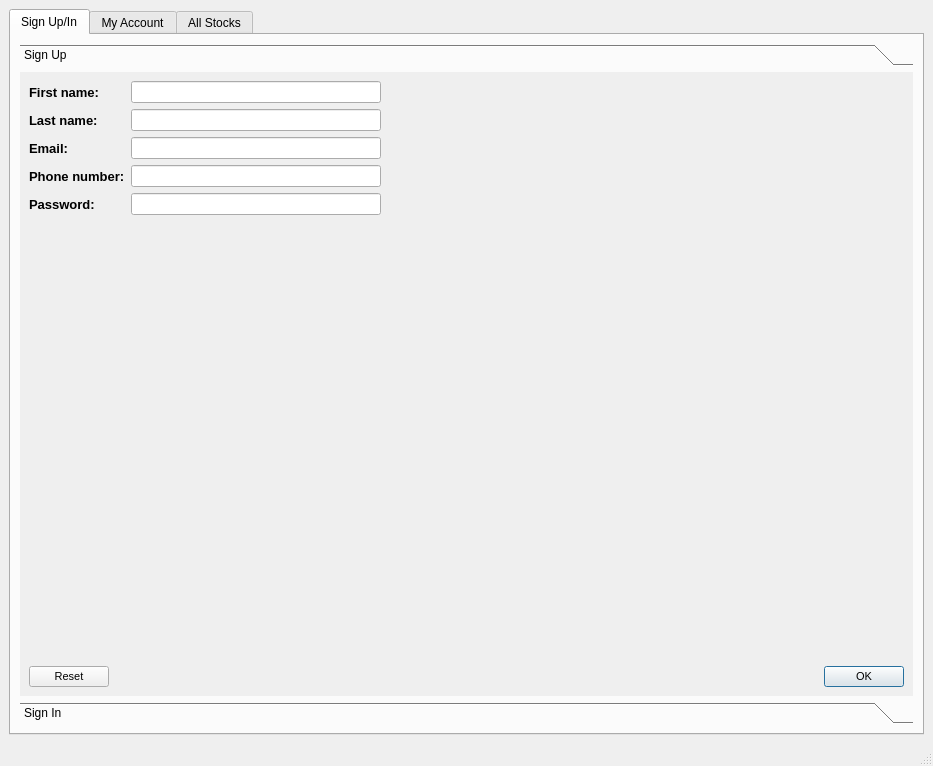
Above: Client/UI/clientGUI.ui from GalTzemach/MyFinalProject before the change. Below: the same form after it.
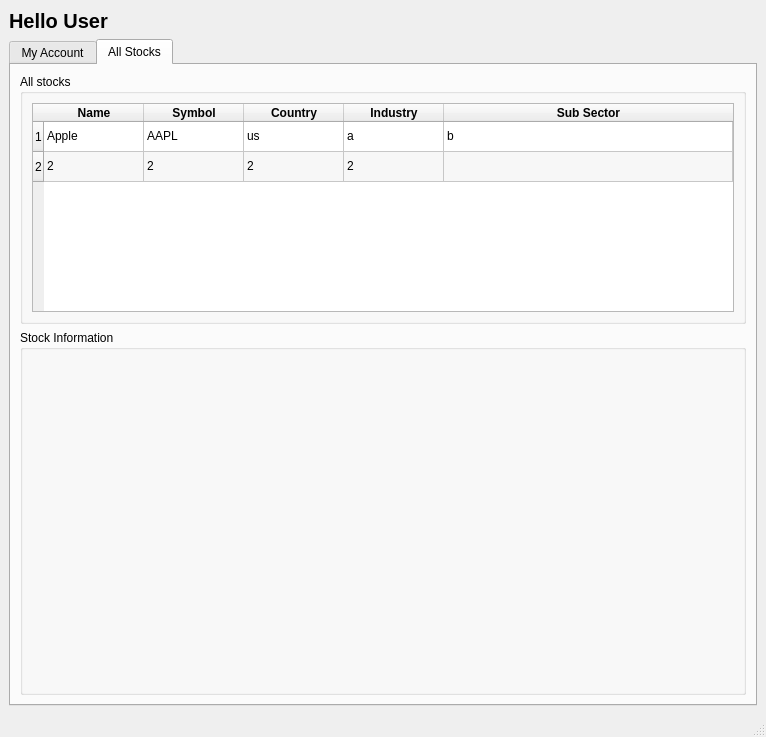
That is the form after the change. The open tabs and pages were chosen to show the change.

```diff
--- a/Client/UI/clientGUI.ui
+++ b/Client/UI/clientGUI.ui
@@ -6,8 +6,8 @@
    <rect>
     <x>0</x>
     <y>0</y>
-    <width>933</width>
-    <height>766</height>
+    <width>766</width>
+    <height>737</height>
    </rect>
   </property>
   <property name="windowTitle">
@@ -15,435 +15,27 @@
   </property>
   <widget class="QWidget" name="centralwidget">
    <layout class="QVBoxLayout" name="verticalLayout">
+    <item>
+     <widget class="QLabel" name="helloUser_label">
+      <property name="font">
+       <font>
+        <pointsize>15</pointsize>
+        <weight>75</weight>
+        <bold>true</bold>
+        <underline>false</underline>
+        <strikeout>false</strikeout>
+       </font>
+      </property>
+      <property name="text">
+       <string>Hello User</string>
+      </property>
+     </widget>
+    </item>
     <item>
      <widget class="QTabWidget" name="tabWidget">
       <property name="currentIndex">
        <number>1</number>
       </property>
-      <widget class="QWidget" name="sugn_up_in_tab">
-       <attribute name="title">
-        <string>Sign Up/In</string>
-       </attribute>
-       <layout class="QVBoxLayout" name="verticalLayout_2">
-        <item>
-         <widget class="QToolBox" name="toolBox">
-          <property name="currentIndex">
-           <number>1</number>
-          </property>
-          <widget class="QWidget" name="sign_up_page">
-           <property name="geometry">
-            <rect>
-             <x>0</x>
-             <y>0</y>
-             <width>238</width>
-             <height>238</height>
-            </rect>
-           </property>
-           <attribute name="label">
-            <string>Sign Up</string>
-           </attribute>
-           <layout class="QVBoxLayout" name="verticalLayout_5">
-            <item>
-             <layout class="QVBoxLayout" name="verticalLayout_10">
-              <item>
-               <layout class="QHBoxLayout" name="horizontalLayout">
-                <property name="sizeConstraint">
-                 <enum>QLayout::SetDefaultConstraint</enum>
-                </property>
-                <item>
-                 <layout class="QVBoxLayout" name="verticalLayout_3">
-                  <property name="sizeConstraint">
-                   <enum>QLayout::SetFixedSize</enum>
-                  </property>
-                  <item>
-                   <widget class="QLabel" name="firstName_label">
-                    <property name="font">
-                     <font>
-                      <pointsize>10</pointsize>
-                      <weight>75</weight>
-                      <bold>true</bold>
-                      <underline>false</underline>
-                      <strikeout>false</strikeout>
-                     </font>
-                    </property>
-                    <property name="text">
-                     <string>First name:</string>
-                    </property>
-                   </widget>
-                  </item>
-                  <item>
-                   <widget class="QLabel" name="lastName_label">
-                    <property name="font">
-                     <font>
-                      <pointsize>10</pointsize>
-                      <weight>75</weight>
-                      <bold>true</bold>
-                      <underline>false</underline>
-                      <strikeout>false</strikeout>
-                     </font>
-                    </property>
-                    <property name="text">
-                     <string>Last name:</string>
-                    </property>
-                   </widget>
-                  </item>
-                  <item>
-                   <widget class="QLabel" name="email_label">
-                    <property name="font">
-                     <font>
-                      <pointsize>10</pointsize>
-                      <weight>75</weight>
-                      <bold>true</bold>
-                      <underline>false</underline>
-                      <strikeout>false</strikeout>
-                     </font>
-                    </property>
-                    <property name="text">
-                     <string>Email:</string>
-                    </property>
-                   </widget>
-                  </item>
-                  <item>
-                   <widget class="QLabel" name="phoneNumber_label">
-                    <property name="font">
-                     <font>
-                      <pointsize>10</pointsize>
-                      <weight>75</weight>
-                      <bold>true</bold>
-                      <underline>false</underline>
-                      <strikeout>false</strikeout>
-                     </font>
-                    </property>
-                    <property name="text">
-                     <string>Phone number:</string>
-                    </property>
-                   </widget>
-                  </item>
-                  <item>
-                   <widget class="QLabel" name="password_label">
-                    <property name="font">
-                     <font>
-                      <pointsize>10</pointsize>
-                      <weight>75</weight>
-                      <bold>true</bold>
-                      <underline>false</underline>
-                      <strikeout>false</strikeout>
-                     </font>
-                    </property>
-                    <property name="text">
-                     <string>Password:</string>
-                    </property>
-                   </widget>
-                  </item>
-                 </layout>
-                </item>
-                <item>
-                 <layout class="QVBoxLayout" name="verticalLayout_4">
-                  <property name="sizeConstraint">
-                   <enum>QLayout::SetDefaultConstraint</enum>
-                  </property>
-                  <item>
-                   <widget class="QLineEdit" name="firstName_lineEdit">
-                    <property name="maximumSize">
-                     <size>
-                      <width>250</width>
-                      <height>16777215</height>
-                     </size>
-                    </property>
-                    <property name="clearButtonEnabled">
-                     <bool>false</bool>
-                    </property>
-                   </widget>
-                  </item>
-                  <item>
-                   <widget class="QLineEdit" name="lastName_lineEdit">
-                    <property name="maximumSize">
-                     <size>
-                      <width>250</width>
-                      <height>16777215</height>
-                     </size>
-                    </property>
-                    <property name="clearButtonEnabled">
-                     <bool>false</bool>
-                    </property>
-                   </widget>
-                  </item>
-                  <item>
-                   <widget class="QLineEdit" name="email_lineEdit">
-                    <property name="maximumSize">
-                     <size>
-                      <width>250</width>
-                      <height>16777215</height>
-                     </size>
-                    </property>
-                    <property name="clearButtonEnabled">
-                     <bool>false</bool>
-                    </property>
-                   </widget>
-                  </item>
-                  <item>
-                   <widget class="QLineEdit" name="phoneNumber_lineEdit">
-                    <property name="maximumSize">
-                     <size>
-                      <width>250</width>
-                      <height>16777215</height>
-                     </size>
-                    </property>
-                    <property name="clearButtonEnabled">
-                     <bool>false</bool>
-                    </property>
-                   </widget>
-                  </item>
-                  <item>
-                   <widget class="QLineEdit" name="password_lineEdit">
-                    <property name="enabled">
-                     <bool>true</bool>
-                    </property>
-                    <property name="maximumSize">
-                     <size>
-                      <width>250</width>
-                      <height>16777215</height>
-                     </size>
-                    </property>
-                    <property name="inputMethodHints">
-                     <set>Qt::ImhNone</set>
-                    </property>
-                    <property name="clearButtonEnabled">
-                     <bool>false</bool>
-                    </property>
-                   </widget>
-                  </item>
-                 </layout>
-                </item>
-                <item>
-                 <spacer name="horizontalSpacer">
-                  <property name="orientation">
-                   <enum>Qt::Horizontal</enum>
-                  </property>
-                  <property name="sizeHint" stdset="0">
-                   <size>
-                    <width>40</width>
-                    <height>20</height>
-                   </size>
-                  </property>
-                 </spacer>
-                </item>
-               </layout>
-              </item>
-              <item>
-               <spacer name="verticalSpacer_3">
-                <property name="orientation">
-                 <enum>Qt::Vertical</enum>
-                </property>
-                <property name="sizeHint" stdset="0">
-                 <size>
-                  <width>20</width>
-                  <height>40</height>
-                 </size>
-                </property>
-               </spacer>
-              </item>
-              <item>
-               <widget class="QLabel" name="error_label">
-                <property name="text">
-                 <string/>
-                </property>
-               </widget>
-              </item>
-              <item>
-               <spacer name="verticalSpacer">
-                <property name="orientation">
-                 <enum>Qt::Vertical</enum>
-                </property>
-                <property name="sizeHint" stdset="0">
-                 <size>
-                  <width>20</width>
-                  <height>40</height>
-                 </size>
-                </property>
-               </spacer>
-              </item>
-              <item>
-               <widget class="QDialogButtonBox" name="buttonBox">
-                <property name="font">
-                 <font>
-                  <pointsize>8</pointsize>
-                  <weight>50</weight>
-                  <bold>false</bold>
-                  <kerning>true</kerning>
-                 </font>
-                </property>
-                <property name="autoFillBackground">
-                 <bool>false</bool>
-                </property>
-                <property name="standardButtons">
-                 <set>QDialogButtonBox::Ok|QDialogButtonBox::Reset</set>
-                </property>
-                <property name="centerButtons">
-                 <bool>false</bool>
-                </property>
-               </widget>
-              </item>
-             </layout>
-            </item>
-           </layout>
-          </widget>
-          <widget class="QWidget" name="sign_in_page">
-           <property name="geometry">
-            <rect>
-             <x>0</x>
-             <y>0</y>
-             <width>217</width>
-             <height>151</height>
-            </rect>
-           </property>
-           <attribute name="label">
-            <string>Sign In</string>
-           </attribute>
-           <layout class="QVBoxLayout" name="verticalLayout_6">
-            <item>
-             <layout class="QVBoxLayout" name="verticalLayout_11">
-              <item>
-               <layout class="QHBoxLayout" name="horizontalLayout_2">
-                <property name="sizeConstraint">
-                 <enum>QLayout::SetDefaultConstraint</enum>
-                </property>
-                <item>
-                 <layout class="QVBoxLayout" name="verticalLayout_12">
-                  <property name="sizeConstraint">
-                   <enum>QLayout::SetFixedSize</enum>
-                  </property>
-                  <item>
-                   <widget class="QLabel" name="email_label_2">
-                    <property name="font">
-                     <font>
-                      <pointsize>10</pointsize>
-                      <weight>75</weight>
-                      <bold>true</bold>
-                      <underline>false</underline>
-                      <strikeout>false</strikeout>
-                     </font>
-                    </property>
-                    <property name="text">
-                     <string>Email:</string>
-                    </property>
-                   </widget>
-                  </item>
-                  <item>
-                   <widget class="QLabel" name="password_label_2">
-                    <property name="font">
-                     <font>
-                      <pointsize>10</pointsize>
-                      <weight>75</weight>
-                      <bold>true</bold>
-                      <underline>false</underline>
-                      <strikeout>false</strikeout>
-                     </font>
-                    </property>
-                    <property name="text">
-                     <string>Password:</string>
-                    </property>
-                   </widget>
-                  </item>
-                 </layout>
-                </item>
-                <item>
-                 <layout class="QVBoxLayout" name="verticalLayout_13">
-                  <property name="sizeConstraint">
-                   <enum>QLayout::SetDefaultConstraint</enum>
-                  </property>
-                  <item>
-                   <widget class="QLineEdit" name="email_lineEdit_2">
-                    <property name="maximumSize">
-                     <size>
-                      <width>250</width>
-                      <height>16777215</height>
-                     </size>
-                    </property>
-                   </widget>
-                  </item>
-                  <item>
-                   <widget class="QLineEdit" name="password_lineEdit_2">
-                    <property name="maximumSize">
-                     <size>
-                      <width>250</width>
-                      <height>16777215</height>
-                     </size>
-                    </property>
-                   </widget>
-                  </item>
-                 </layout>
-                </item>
-                <item>
-                 <spacer name="horizontalSpacer_2">
-                  <property name="orientation">
-                   <enum>Qt::Horizontal</enum>
-                  </property>
-                  <property name="sizeHint" stdset="0">
-                   <size>
-                    <width>40</width>
-                    <height>20</height>
-                   </size>
-                  </property>
-                 </spacer>
-                </item>
-               </layout>
-              </item>
-              <item>
-               <spacer name="verticalSpacer_4">
-                <property name="orientation">
-                 <enum>Qt::Vertical</enum>
-                </property>
-                <property name="sizeHint" stdset="0">
-                 <size>
-                  <width>20</width>
-                  <height>40</height>
-                 </size>
-                </property>
-               </spacer>
-              </item>
-              <item>
-               <widget class="QLabel" name="error_label_2">
-                <property name="text">
-                 <string/>
-                </property>
-               </widget>
-              </item>
-              <item>
-               <spacer name="verticalSpacer_2">
-                <property name="orientation">
-                 <enum>Qt::Vertical</enum>
-                </property>
-                <property name="sizeHint" stdset="0">
-                 <size>
-                  <width>20</width>
-                  <height>40</height>
-                 </size>
-                </property>
-               </spacer>
-              </item>
-              <item>
-               <widget class="QDialogButtonBox" name="buttonBox_2">
-                <property name="font">
-                 <font>
-                  <pointsize>8</pointsize>
-                  <weight>50</weight>
-                  <bold>false</bold>
-                 </font>
-                </property>
-                <property name="standardButtons">
-                 <set>QDialogButtonBox::Ok|QDialogButtonBox::Reset</set>
-                </property>
-               </widget>
-              </item>
-             </layout>
-            </item>
-           </layout>
-          </widget>
-         </widget>
-        </item>
-       </layout>
-      </widget>
       <widget class="QWidget" name="my_account_tab">
        <attribute name="title">
         <string>My Account</string>
@@ -451,22 +43,6 @@
        <layout class="QVBoxLayout" name="verticalLayout_8">
         <item>
          <layout class="QVBoxLayout" name="verticalLayout_7">
-          <item>
-           <widget class="QLabel" name="helloUser_label">
-            <property name="font">
-             <font>
-              <pointsize>15</pointsize>
-              <weight>75</weight>
-              <bold>true</bold>
-              <underline>false</underline>
-              <strikeout>false</strikeout>
-             </font>
-            </property>
-            <property name="text">
-             <string>Hello User</string>
-            </property>
-           </widget>
-          </item>
           <item>
            <widget class="QGroupBox" name="myStocks_groupBox">
             <property name="title">
@@ -577,6 +153,49 @@
               <layout class="QHBoxLayout" name="horizontalLayout_4">
                <item>
                 <widget class="QPushButton" name="addStocks_pushButton">
+                 <property name="sizePolicy">
+                  <sizepolicy hsizetype="Fixed" vsizetype="Fixed">
+                   <horstretch>0</horstretch>
+                   <verstretch>0</verstretch>
+                  </sizepolicy>
+                 </property>
+                 <property name="palette">
+                  <palette>
+                   <active>
+                    <colorrole role="ButtonText">
+                     <brush brushstyle="SolidPattern">
+                      <color alpha="255">
+                       <red>0</red>
+                       <green>170</green>
+                       <blue>0</blue>
+                      </color>
+                     </brush>
+                    </colorrole>
+                   </active>
+                   <inactive>
+                    <colorrole role="ButtonText">
+                     <brush brushstyle="SolidPattern">
+                      <color alpha="255">
+                       <red>0</red>
+                       <green>170</green>
+                       <blue>0</blue>
+                      </color>
+                     </brush>
+                    </colorrole>
+                   </inactive>
+                   <disabled>
+                    <colorrole role="ButtonText">
+                     <brush brushstyle="SolidPattern">
+                      <color alpha="255">
+                       <red>120</red>
+                       <green>120</green>
+                       <blue>120</blue>
+                      </color>
+                     </brush>
+                    </colorrole>
+                   </disabled>
+                  </palette>
+                 </property>
                  <property name="acceptDrops">
                   <bool>true</bool>
                  </property>
@@ -587,6 +206,52 @@
                </item>
                <item>
                 <widget class="QPushButton" name="deleteStocks_pushButton">
+                 <property name="enabled">
+                  <bool>false</bool>
+                 </property>
+                 <property name="sizePolicy">
+                  <sizepolicy hsizetype="Fixed" vsizetype="Fixed">
+                   <horstretch>0</horstretch>
+                   <verstretch>0</verstretch>
+                  </sizepolicy>
+                 </property>
+                 <property name="palette">
+                  <palette>
+                   <active>
+                    <colorrole role="ButtonText">
+                     <brush brushstyle="SolidPattern">
+                      <color alpha="255">
+                       <red>255</red>
+                       <green>0</green>
+                       <blue>0</blue>
+                      </color>
+                     </brush>
+                    </colorrole>
+                   </active>
+                   <inactive>
+                    <colorrole role="ButtonText">
+                     <brush brushstyle="SolidPattern">
+                      <color alpha="255">
+                       <red>255</red>
+                       <green>0</green>
+                       <blue>0</blue>
+                      </color>
+                     </brush>
+                    </colorrole>
+                   </inactive>
+                   <disabled>
+                    <colorrole role="ButtonText">
+                     <brush brushstyle="SolidPattern">
+                      <color alpha="255">
+                       <red>120</red>
+                       <green>120</green>
+                       <blue>120</blue>
+                      </color>
+                     </brush>
+                    </colorrole>
+                   </disabled>
+                  </palette>
+                 </property>
                  <property name="text">
                   <string>Delete Stock</string>
                  </property>
@@ -752,15 +417,33 @@
              <property name="autoFillBackground">
               <bool>false</bool>
              </property>
+             <property name="frameShape">
+              <enum>QFrame::StyledPanel</enum>
+             </property>
+             <property name="tabKeyNavigation">
+              <bool>true</bool>
+             </property>
+             <property name="showDropIndicator" stdset="0">
+              <bool>true</bool>
+             </property>
              <property name="alternatingRowColors">
               <bool>true</bool>
              </property>
+             <property name="selectionMode">
+              <enum>QAbstractItemView::SingleSelection</enum>
+             </property>
              <property name="selectionBehavior">
               <enum>QAbstractItemView::SelectRows</enum>
              </property>
              <property name="sortingEnabled">
               <bool>true</bool>
              </property>
+             <property name="wordWrap">
+              <bool>true</bool>
+             </property>
+             <property name="cornerButtonEnabled">
+              <bool>true</bool>
+             </property>
              <attribute name="horizontalHeaderStretchLastSection">
               <bool>true</bool>
              </attribute>
@@ -777,69 +460,104 @@
                <string>2</string>
               </property>
              </row>
-             <row>
-              <property name="text">
-               <string>3</string>
-              </property>
-             </row>
-             <column>
-              <property name="text">
-               <string>Symbol</string>
-              </property>
-             </column>
              <column>
               <property name="text">
                <string>Name</string>
               </property>
+              <property name="font">
+               <font>
+                <weight>75</weight>
+                <bold>true</bold>
+               </font>
+              </property>
              </column>
              <column>
               <property name="text">
-               <string>Description</string>
+               <string>Symbol</string>
+              </property>
+              <property name="font">
+               <font>
+                <weight>75</weight>
+                <bold>true</bold>
+               </font>
+              </property>
+             </column>
+             <column>
+              <property name="text">
+               <string>Country</string>
+              </property>
+              <property name="font">
+               <font>
+                <weight>75</weight>
+                <bold>true</bold>
+               </font>
+              </property>
+             </column>
+             <column>
+              <property name="text">
+               <string>Industry</string>
+              </property>
+              <property name="font">
+               <font>
+                <weight>75</weight>
+                <bold>true</bold>
+               </font>
+              </property>
+             </column>
+             <column>
+              <property name="text">
+               <string>Sub Sector</string>
+              </property>
+              <property name="font">
+               <font>
+                <weight>75</weight>
+                <bold>true</bold>
+               </font>
               </property>
              </column>
              <item row="0" column="0">
               <property name="text">
-               <string>APPL</string>
+               <string>Apple</string>
               </property>
              </item>
              <item row="0" column="1">
               <property name="text">
-               <string>Apple Inc.</string>
+               <string>AAPL</string>
               </property>
              </item>
              <item row="0" column="2">
               <property name="text">
-               <string>Computer Manufacturing</string>
+               <string>us</string>
+              </property>
+             </item>
+             <item row="0" column="3">
+              <property name="text">
+               <string>a</string>
+              </property>
+             </item>
+             <item row="0" column="4">
+              <property name="text">
+               <string>b</string>
               </property>
              </item>
              <item row="1" column="0">
               <property name="text">
-               <string>GOOG</string>
+               <string>2</string>
               </property>
              </item>
              <item row="1" column="1">
               <property name="text">
-               <string>Alphabet Inc.</string>
+               <string>2</string>
               </property>
              </item>
              <item row="1" column="2">
               <property name="text">
-               <string>Computer Software: Programming, Data Processing</string>
+               <string>2</string>
               </property>
              </item>
-             <item row="2" column="0">
+             <item row="1" column="3">
               <property name="text">
-               <string>FB</string>
-              </property>
-             </item>
-             <item row="2" column="1">
-              <property name="text">
-               <string>Facebook, Inc.</string>
-              </property>
-             </item>
-             <item row="2" column="2">
-              <property name="text">
-               <string>Computer Software: Programming, Data Processing</string>
+               <string>2</string>
               </property>
              </item>
             </widget>
@@ -850,31 +568,9 @@
         <item>
          <widget class="QGroupBox" name="groupBox">
           <property name="title">
-           <string>Information about a particular stock</string>
+           <string>Stock Information</string>
           </property>
-          <layout class="QVBoxLayout" name="verticalLayout_16">
-           <item>
-            <widget class="QLabel" name="label_2">
-             <property name="text">
-              <string>Messages/Recommendations</string>
-             </property>
-            </widget>
-           </item>
-           <item>
-            <widget class="QLabel" name="label_4">
-             <property name="text">
-              <string>Regression</string>
-             </property>
-            </widget>
-           </item>
-           <item>
-            <widget class="QLabel" name="label_3">
-             <property name="text">
-              <string>Other graphs and information</string>
-             </property>
-            </widget>
-           </item>
-          </layout>
+          <layout class="QVBoxLayout" name="verticalLayout_16"/>
          </widget>
         </item>
        </layout>
@@ -888,7 +584,7 @@
     <rect>
      <x>0</x>
      <y>0</y>
-     <width>933</width>
+     <width>766</width>
      <height>26</height>
     </rect>
    </property>
```
